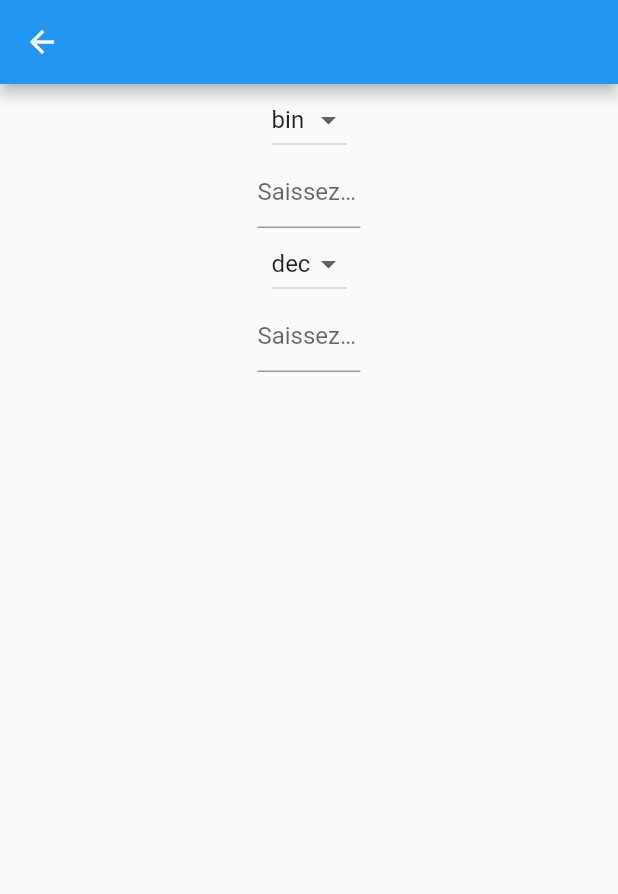
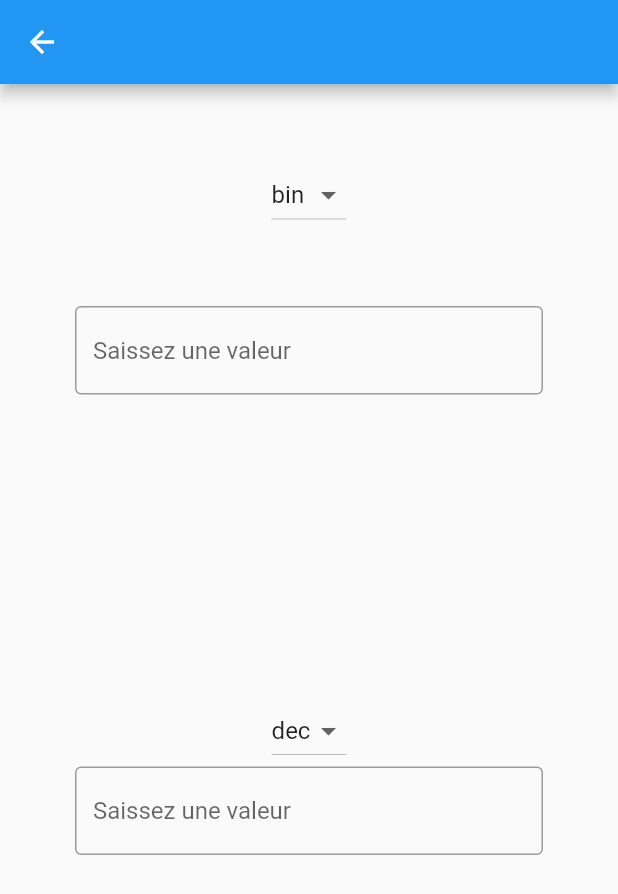
Before and after one commit to MJ-adax/Converter-Project-Flutter, a Flutter app: the NumericValueConverterPage screen opened directly with empty values, on a phone screen of 412 x 824 dp. Shown: the top 894 px of the screen. Run offline on Flutter 3.47's test engine with Material 2 defaults, Android fonts, the phone set to English and light mode, and no system bars; missing offline and left inert: invertible.

Commit message:
modif front numericValueConverter

```diff
--- a/calculator_app/lib/utilitaires/numericValueConverter.dart
+++ b/calculator_app/lib/utilitaires/numericValueConverter.dart
@@ -487,11 +487,11 @@ class _NumericValueConverterPageState extends State<NumericValueConverterPage> {
         title: Text(widget.title),
       ),
       body: Center(
-          child: Container(
-            width: MediaQuery.of(context).size.width / 6,
         child: Column(
           children: [
-                DropdownButton<String>(
+            Container(
+              padding: const EdgeInsets.only(top: 50, right: 50, left:50 ),
+              child: DropdownButton<String>(
                   value: dropdownValue,
                   onChanged: (String? selectedValue) {
                     setState(() {
@@ -512,9 +512,15 @@ class _NumericValueConverterPageState extends State<NumericValueConverterPage> {
                     );
                   }).toList(),
                 ),
-                TextField(
+            ),
+            Container(
+              padding: const EdgeInsets.only(top: 50, right: 50, left:50 ),
+              child: TextField(
                   controller: myController1,
-                  decoration: InputDecoration(hintText: "Saissez une valeur"),
+                  decoration: InputDecoration(
+                      hintText: "Saissez une valeur",
+                      border: OutlineInputBorder(),
+                  ),
                   onChanged: (String? inputValue){
                     setState(() {
                       firstFieldResultValue = inputValue!;
@@ -527,7 +533,10 @@ class _NumericValueConverterPageState extends State<NumericValueConverterPage> {
                     });
                   }
               ),
-                DropdownButton<String>(
+            ),
+            Container(
+              padding: const EdgeInsets.only(top: 200, right: 50, left:50 ),
+              child: DropdownButton<String>(
                 value: dropdownValue2,
                 onChanged: (String? selectedValue) {
                   setState(() {
@@ -548,9 +557,15 @@ class _NumericValueConverterPageState extends State<NumericValueConverterPage> {
                   );
                 }).toList(),
               ),
-                TextField(
+            ),
+            Container(
+              padding: const EdgeInsets.only(bottom: 50, right: 50, left:50 ),
+              child: TextField(
                 controller: myController2,
-                  decoration: InputDecoration(hintText: "Saissez une valeur"),
+                decoration: InputDecoration(
+                    hintText: "Saissez une valeur",
+                    border: OutlineInputBorder(),
+                ),
                 onChanged: (String? inputValue){
                   setState((){
                     secondFieldResultValue = inputValue!;
@@ -563,10 +578,9 @@ class _NumericValueConverterPageState extends State<NumericValueConverterPage> {
                   });
                 },
               )
+            )
           ],
-
-            ),
-          ),
+        )
       ),
     );
   }
```
Lines whose indentation alone changed are shown as unchanged.
